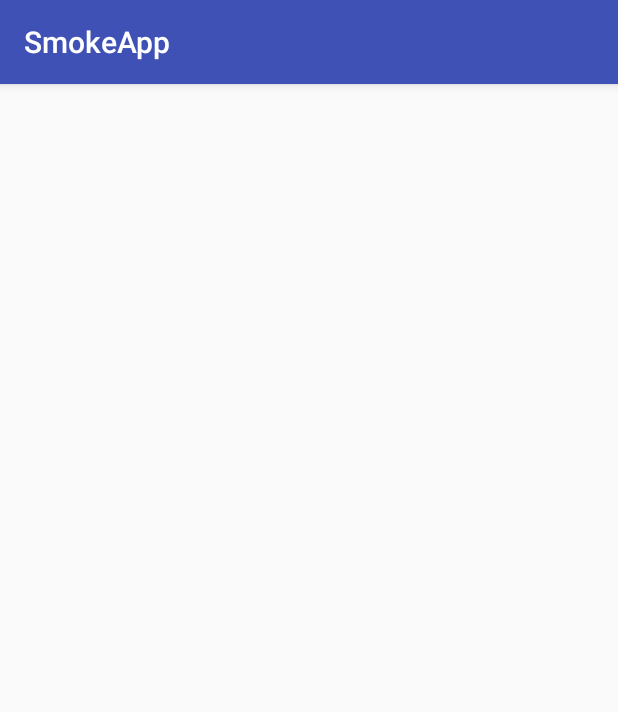
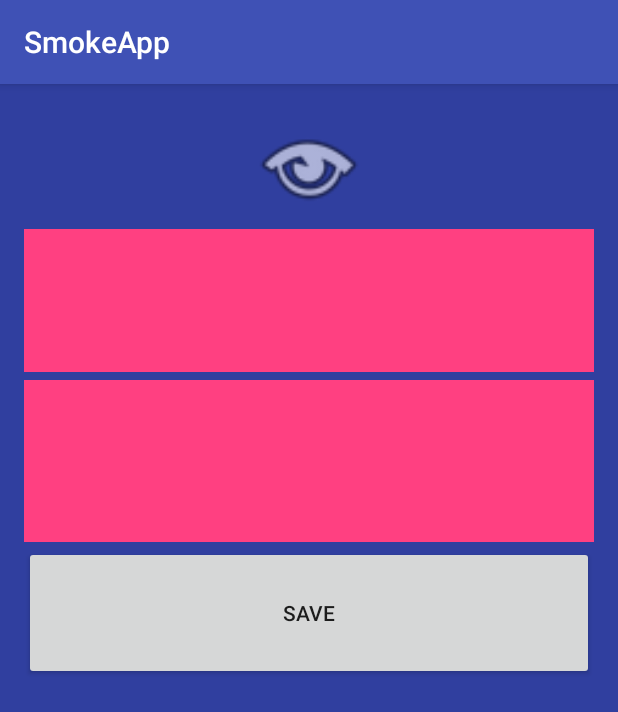
Before and after one commit to racestar4/SmokerApp, an Android app: the screen it shows after launch (MainActivity), after a tap on "EINSTELLUNGEN", on a phone screen of 412 x 824 dp. Shown: the top 712 px of the screen. Run offline under Robolectric (Android 15) with nearby library versions, the phone set to English and light mode, and no system bars.

Commit message:
implements Buttons

```diff
--- a/app/src/main/java/com/example/smokeapp/smokeapp/Kalender.java
+++ /dev/null
@@ -1,4 +0,0 @@
-package com.example.smokeapp.smokeapp;
-
-public class Kalender {
-}
--- a/app/src/main/java/com/example/smokeapp/smokeapp/MainActivity.java
+++ b/app/src/main/java/com/example/smokeapp/smokeapp/MainActivity.java
@@ -1,22 +1,28 @@
 package com.example.smokeapp.smokeapp;
 
+import android.app.ActionBar;
+import android.app.Activity;
+import android.content.Context;
 import android.support.v7.app.AppCompatActivity;
 import android.os.Bundle;
+import android.view.Gravity;
+import android.view.LayoutInflater;
 import android.view.View;
 import android.widget.Button;
+import android.widget.PopupMenu;
+import android.widget.PopupWindow;
+import android.widget.Toast;
 
-public class    MainActivity extends AppCompatActivity {
-
-
+public class  MainActivity extends AppCompatActivity {
 
     @Override
     protected void onCreate(Bundle savedInstanceState) {
+
         super.onCreate(savedInstanceState);
         setContentView(R.layout.activity_main);
-
+        User user = new User();
         Button config = (Button) findViewById(R.id.config);
         Button statistics = (Button) findViewById(R.id.statistic);
-
 
         config.setOnClickListener(new View.OnClickListener() {
             @Override
@@ -26,12 +32,16 @@ public class    MainActivity extends AppCompatActivity {
         });
 
         statistics.setOnClickListener(new View.OnClickListener() {
-
             @Override
             public void onClick(View view) {
                 setContentView(R.layout.activity_statistics);
             }
         });
+    }
+    public void saveSettings(View view){
+        Toast.makeText(this, "Button1 Clicked!", Toast.LENGTH_SHORT).show();
 
+
+        setContentView(R.layout.activity_main);
     }
 }
--- a/app/src/main/res/layout/activity_config.xml
+++ b/app/src/main/res/layout/activity_config.xml
@@ -1,6 +1,60 @@
 <?xml version="1.0" encoding="utf-8"?>
-<android.support.constraint.ConstraintLayout
-    xmlns:android="http://schemas.android.com/apk/res/android" android:layout_width="match_parent"
-    android:layout_height="match_parent">
+<android.support.constraint.ConstraintLayout xmlns:android="http://schemas.android.com/apk/res/android"
+    xmlns:app="http://schemas.android.com/apk/res-auto"
+    xmlns:tools="http://schemas.android.com/tools"
+    tools:context=".MainActivity"
+    android:layout_width="match_parent"
+    android:layout_height="match_parent"
+    android:minHeight="10dp"
+    android:minWidth="10dp"
+    android:visibility="visible"
+    android:background="@color/colorPrimaryDark"
+    >
 
+    <LinearLayout
+        android:layout_width="0dp"
+        android:layout_height="0dp"
+        android:layout_marginBottom="16dp"
+        android:layout_marginEnd="16dp"
+        android:layout_marginStart="16dp"
+        android:layout_marginTop="16dp"
+        android:orientation="vertical"
+        app:layout_constraintBottom_toBottomOf="parent"
+        app:layout_constraintEnd_toEndOf="parent"
+        app:layout_constraintStart_toStartOf="parent"
+        app:layout_constraintTop_toTopOf="parent">
+
+        <ImageView
+            android:id="@+id/imageView2"
+            android:layout_width="match_parent"
+            android:layout_height="78dp"
+            app:srcCompat="@android:drawable/ic_menu_view" />
+
+        <TextView
+            android:id="@+id/InputSize"
+            android:layout_width="match_parent"
+            android:layout_height="95dp"
+            android:layout_marginBottom="4px"
+            android:layout_marginTop="4px"
+            android:background="@color/colorAccent"
+            android:clickable="false"
+            android:inputType="text" />
+
+        <TextView
+            android:id="@+id/InputName"
+            android:layout_width="match_parent"
+            android:layout_height="108dp"
+            android:layout_marginBottom="4px"
+            android:layout_marginTop="4px"
+            android:background="@color/colorAccent"
+            android:inputType="number" />
+
+        <Button
+            android:id="@+id/save"
+            android:layout_width="match_parent"
+            android:layout_height="89dp"
+            android:text="save"
+            android:onClick="saveSettings"
+            />
+    </LinearLayout>
 </android.support.constraint.ConstraintLayout>
```
Also changed, not shown: app/src/main/res/layout/activity_statistics.xml (+23 -17 lines).
